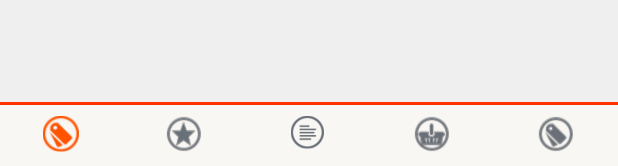
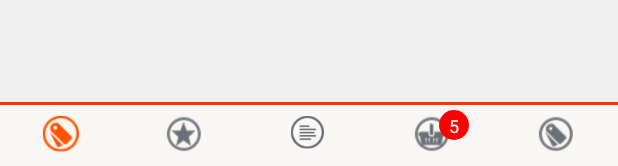
Before and after one commit to huangdachui1991/FuLiCenter, an Android app: the layout activity_main.xml on its own in the app's theme, with its tools: preview values and no code run, on a phone screen of 412 x 824 dp. Shown: the part 1041-1207 px from the top of the screen. Run offline under Robolectric (Android 15) with nearby library versions, the phone set to English and light mode, and no system bars.

Commit message:
完成底部菜单互斥操作

```diff
--- a/app/src/main/res/layout/activity_main.xml
+++ b/app/src/main/res/layout/activity_main.xml
@@ -16,11 +16,6 @@
         android:orientation="horizontal"
         android:gravity="center_vertical"
         >
-        <RadioGroup
-            android:id="@+id/rg_bottom_layout"
-            android:layout_width="match_parent"
-            android:layout_height="match_parent"
-            android:orientation="horizontal">
             <RadioButton
                 style="@style/menu_item_style"
                 android:text="新品"
@@ -77,10 +72,9 @@
                         android:gravity="center"
                         android:padding="2dp"
                         android:paddingLeft="50dp"
-                        android:text="1300"
+                        android:text="5"
                         android:textColor="#fff"
-                        android:textSize="12dp"
-                        android:visibility="gone" />
+                        android:textSize="12dp" />
                 </LinearLayout>
                 </RelativeLayout>
                 <RadioButton
@@ -91,7 +85,6 @@
                     android:button="@null"
                     android:textColor="@color/main_botton_text_color"
                     android:checked="false"/>
-        </RadioGroup>
     </LinearLayout>
     <View
         android:id="@+id/vline"
```
Also changed, not shown: app/build.gradle (+4 -3 lines), app/src/main/java/cn/ucai/fulicenter/Adapter/NewGoodsAdapter.java (added, +7 -0 lines), app/src/main/java/cn/ucai/fulicenter/activity/MainActivity.java (+65 -2 lines).
